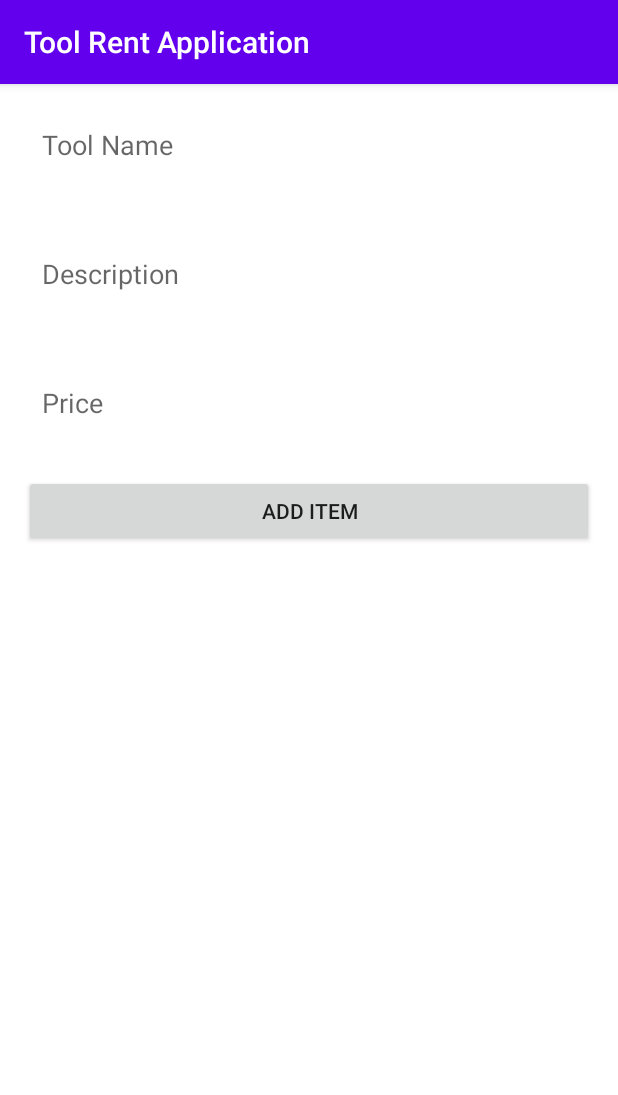
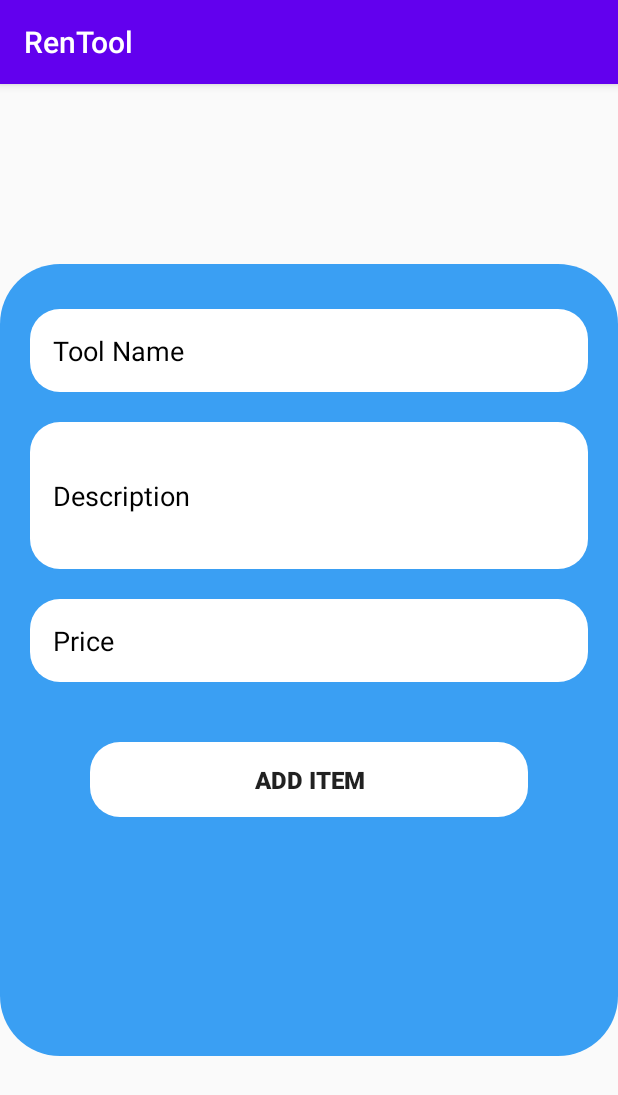
Before and after one commit to StudentMaksym21/RenTool, an Android app built with Jetpack Compose: the AddItemActivity screen opened directly, with no data from a screen before it, on a phone screen of 412 x 824 dp. Shown: the top 1095 px of the screen. Run offline under Robolectric (Android 15) with nearby library versions, the light colour scheme and no system bars.

Commit message:
UI updated.

```diff
--- a/app/build.gradle.kts
+++ b/app/build.gradle.kts
@@ -59,7 +59,8 @@ dependencies {
     androidTestImplementation(libs.androidx.ui.test.junit4)
     debugImplementation(libs.androidx.ui.tooling)
     debugImplementation(libs.androidx.ui.test.manifest)
-    implementation(platform("com.google.firebase:firebase-bom:33.6.0"))
+    implementation(platform("com.google.firebase:firebase-bom:33.7.0"))
     implementation("com.google.firebase:firebase-analytics")
     implementation("com.google.firebase:firebase-auth")
+    implementation("com.google.firebase:firebase-auth:23.1.0")
 }
--- a/app/src/main/java/com/example/toolrentapplication/AddItemActivity.kt
+++ b/app/src/main/java/com/example/toolrentapplication/AddItemActivity.kt
@@ -1,5 +1,6 @@
 package com.example.toolrentapplication
 
+import android.annotation.SuppressLint
 import android.app.Activity
 import android.content.Intent
 import android.os.Bundle
@@ -14,6 +15,7 @@ class AddItemActivity : AppCompatActivity() {
     private lateinit var priceEditText: EditText
     private lateinit var addItemButton: Button
 
+    @SuppressLint("MissingInflatedId")
     override fun onCreate(savedInstanceState: Bundle?) {
         super.onCreate(savedInstanceState)
         setContentView(R.layout.activity_add_item)
--- a/app/src/main/java/com/example/toolrentapplication/SignInActivity.kt
+++ b/app/src/main/java/com/example/toolrentapplication/SignInActivity.kt
@@ -46,6 +46,11 @@ class SignInActivity : AppCompatActivity() {
             sEmail = email.text.toString().trim()
             sPassword = password.text.toString().trim()
 
+            if (sEmail.isEmpty() || sPassword.isEmpty()) {
+                Toast.makeText(this, "Please enter email and password.", Toast.LENGTH_LONG).show()
+                return@setOnClickListener
+            }
+
             auth.signInWithEmailAndPassword(sEmail, sPassword)
                 .addOnCompleteListener(this) { task ->
                     if (task.isSuccessful) {
@@ -64,6 +69,7 @@ class SignInActivity : AppCompatActivity() {
                         updateUI(null)
                     }
                 }
+
         }
     }
     private fun updateUI(user: FirebaseUser?) {
--- a/app/src/main/res/layout/activity_add_item.xml
+++ b/app/src/main/res/layout/activity_add_item.xml
@@ -1,45 +1,80 @@
-<LinearLayout xmlns:android="http://schemas.android.com/apk/res/android"
+<?xml version="1.0" encoding="utf-8"?>
+<androidx.constraintlayout.widget.ConstraintLayout xmlns:android="http://schemas.android.com/apk/res/android"
+    xmlns:app="http://schemas.android.com/apk/res-auto"
+    xmlns:tools="http://schemas.android.com/tools"
+    android:id="@+id/main"
+    android:layout_width="match_parent"
+    android:layout_height="match_parent" >
+
+
+    <RelativeLayout
         android:layout_width="match_parent"
         android:layout_height="match_parent"
-    android:orientation="vertical"
-    android:padding="16dp"
-    android:background="@color/white">
+        android:layout_marginTop="120dp"
+        android:layout_marginBottom="120dp"
+        android:background="@drawable/sign_in_up_bg"
+        android:paddingStart="20dp"
+        android:paddingEnd="20dp">
 
         <EditText
             android:id="@+id/nameEditText"
             android:layout_width="match_parent"
             android:layout_height="wrap_content"
-        android:hint="Tool Name"
-        android:padding="12dp"
-        android:background="@null"
-        android:inputType="text"/>
+            android:hint="@string/tool_name"
+            android:textColorHint="@color/black"
+            android:layout_marginTop="30dp"
+            android:padding="15dp"
+            android:inputType="text"
+            android:background="@drawable/fields_bg"
+            android:backgroundTint="@color/white"
+            />
 
         <EditText
             android:id="@+id/descriptionEditText"
             android:layout_width="match_parent"
             android:layout_height="wrap_content"
-        android:hint="Description"
-        android:padding="12dp"
-        android:layout_marginTop="16dp"
-        android:background="@null"
+            android:layout_below="@+id/nameEditText"
+            android:hint="@string/description"
+            android:textColorHint="@color/black"
+            android:padding="15dp"
+            android:layout_marginTop="20dp"
             android:inputType="textMultiLine"
             android:lines="3"
-        android:minLines="3"/>
+            android:minLines="3"
+            android:background="@drawable/fields_bg"
+            android:backgroundTint="@color/white"/>
 
         <EditText
             android:id="@+id/priceEditText"
             android:layout_width="match_parent"
             android:layout_height="wrap_content"
-        android:hint="Price"
-        android:padding="12dp"
-        android:layout_marginTop="16dp"
-        android:background="@null"
+            android:layout_below="@+id/descriptionEditText"
+            android:hint="@string/price"
+            android:textColorHint="@color/black"
+            android:padding="15dp"
+            android:layout_marginTop="20dp"
+            android:background="@drawable/fields_bg"
+            android:backgroundTint="@color/white"
             android:inputType="numberDecimal"/>
 
         <Button
             android:id="@+id/addItemButton"
             android:layout_width="match_parent"
             android:layout_height="wrap_content"
-        android:text="Add Item"
-        android:layout_marginTop="24dp"/>
-</LinearLayout>
+            android:layout_below="@+id/priceEditText"
+            android:text="@string/add_item"
+            android:textStyle="bold"
+            android:textSize="16sp"
+            android:layout_marginTop="40dp"
+            android:layout_marginStart="40dp"
+            android:layout_marginEnd="40dp"
+            android:paddingTop="14dp"
+            android:paddingBottom="14dp"
+            android:clickable="true"
+            android:focusable="true"
+            android:background="@drawable/fields_bg"
+            android:backgroundTint="@color/white"
+            />
+
+    </RelativeLayout>
+</androidx.constraintlayout.widget.ConstraintLayout>
--- a/app/src/main/res/values/strings.xml
+++ b/app/src/main/res/values/strings.xml
@@ -1,5 +1,5 @@
 <resources>
-    <string name="app_name">Tool Rent Application</string>
+    <string name="app_name">RenTool</string>
     <string name="avatar">Avatar Image</string>
     <string name="welcome_title">Tool Rental</string>
     <string name="welcome_description">A daily-use app to rent tools.</string>
@@ -16,4 +16,8 @@
     <string name="dont_have_an_account">Don\'t have an account?</string>
     <string name="re_type_password">Re-type Password</string>
     <string name="already_have_an_account">Already have an account?</string>
+    <string name="tool_name">Tool Name</string>
+    <string name="description">Description</string>
+    <string name="price">Price</string>
+    <string name="add_item">Add Item</string>
 </resources>
```
Also changed, not shown: app/src/main/res/layout/activity_calendar.xml (+12 -3 lines), app/src/main/res/layout/activity_home.xml (+27 -4 lines), app/src/main/res/layout/activity_list.xml (+26 -4 lines), app/src/main/AndroidManifest.xml (line endings or trailing spaces), app/src/main/res/layout/activity_sign_in.xml (indentation only). Lines whose indentation alone changed are shown as unchanged.
